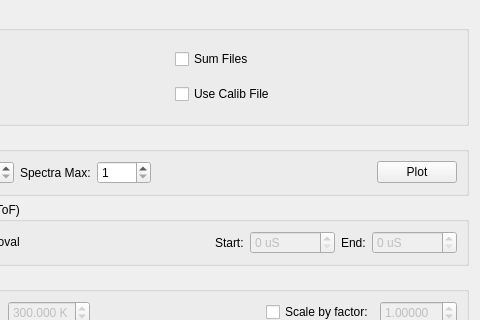
Qt form Code/Mantid/MantidQt/CustomInterfaces/inc/MantidQtCustomInterfaces/Indirect/ISISEnergyTransfer.ui (mantidproject/mantid) before a commit; both pictures show x 137 to 617 and y 0 to 320 of the 617 by 755 pixel window.
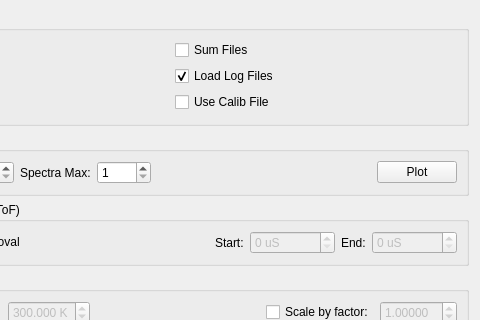
The same form after that commit. Custom widgets are drawn as their Qt base class.

Commit message: Add option to UI Re #12889

```diff
--- a/Code/Mantid/MantidQt/CustomInterfaces/inc/MantidQtCustomInterfaces/Indirect/ISISEnergyTransfer.ui
+++ b/Code/Mantid/MantidQt/CustomInterfaces/inc/MantidQtCustomInterfaces/Indirect/ISISEnergyTransfer.ui
@@ -61,7 +61,7 @@
         </property>
        </widget>
       </item>
-      <item row="1" column="1">
+      <item row="2" column="1">
        <widget class="QCheckBox" name="ckUseCalib">
         <property name="toolTip">
          <string>Use calibration file to adjust for detector efficiency.</string>
@@ -87,6 +87,16 @@
         </property>
        </widget>
       </item>
+      <item row="1" column="1">
+       <widget class="QCheckBox" name="ckLoadLogFiles">
+        <property name="text">
+         <string>Load Log Files</string>
+        </property>
+        <property name="checked">
+         <bool>true</bool>
+        </property>
+       </widget>
+      </item>
      </layout>
     </widget>
    </item>
```
Left out of the diff: 37 changed lines with no effect on the pictures. The commit also changes 1 other file.
